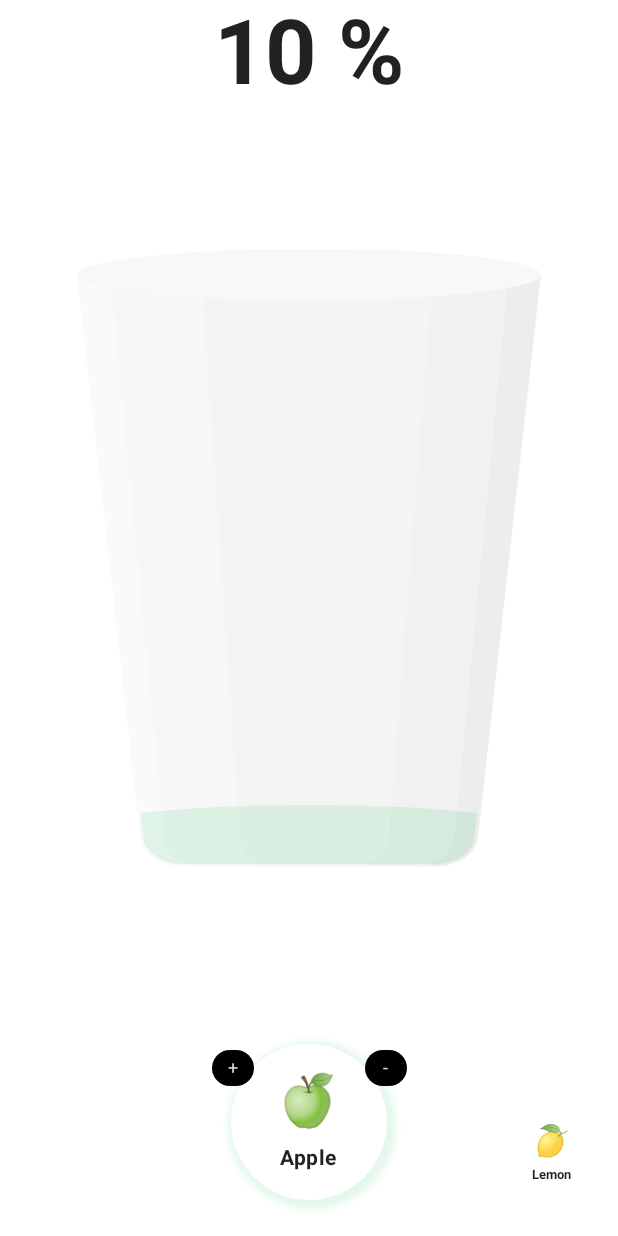
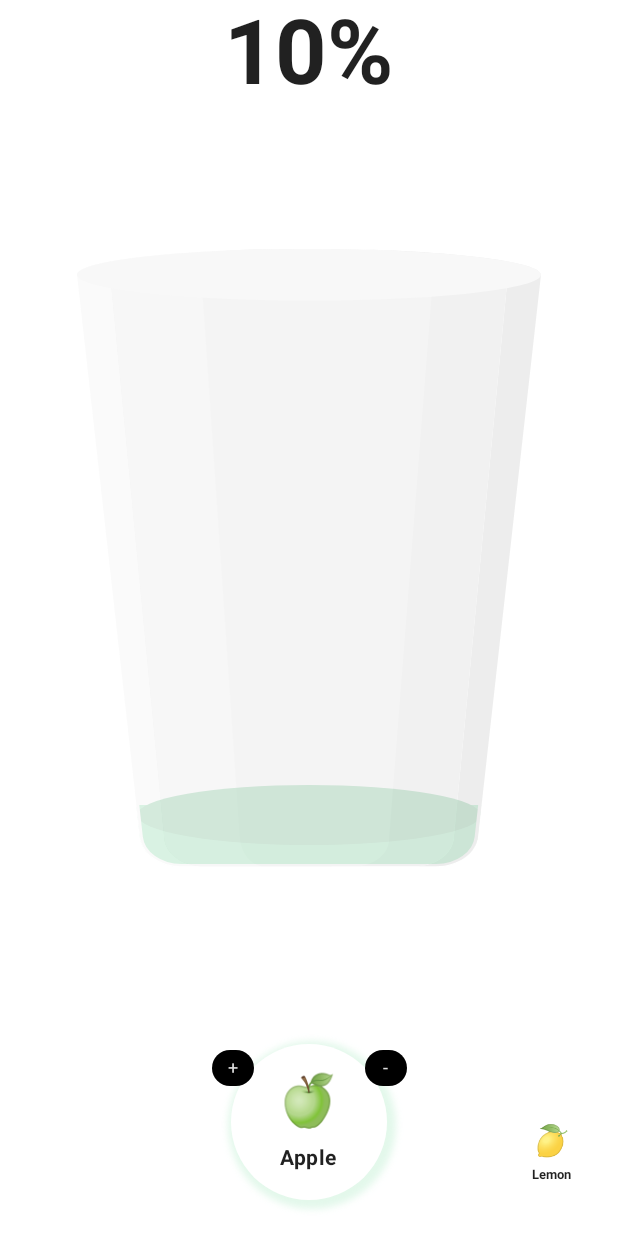
Before and after one commit to limbuserendipity/CustomJuiceCompose, an Android app built with Jetpack Compose: the screen it shows after launch (MainActivity), after a tap on "add +", on a phone screen of 412 x 824 dp. Run offline under Robolectric (Android 15) with nearby library versions, the phone set to English and light mode, and no system bars; 2 statements that could not run were skipped.

Commit message:
Change JuiceCup

```diff
--- a/app/src/main/java/net/limbuserendipity/customjuicecompose/MainActivity.kt
+++ b/app/src/main/java/net/limbuserendipity/customjuicecompose/MainActivity.kt
@@ -8,6 +8,7 @@ import androidx.compose.material.MaterialTheme
 import androidx.compose.material.Surface
 import androidx.compose.material.Text
 import androidx.compose.ui.Modifier
+import net.limbuserendipity.customjuicecompose.ui.screen.ClearPaperScreen
 import net.limbuserendipity.customjuicecompose.ui.screen.JuiceScreen
 import net.limbuserendipity.customjuicecompose.ui.theme.CustomJuiceComposeTheme
 
--- a/app/src/main/java/net/limbuserendipity/customjuicecompose/ui/component/AxtionItem.kt
+++ b/app/src/main/java/net/limbuserendipity/customjuicecompose/ui/component/ActionItem.kt
@@ -12,7 +12,6 @@ import androidx.compose.runtime.Composable
 import androidx.compose.ui.Alignment
 import androidx.compose.ui.Modifier
 import androidx.compose.ui.graphics.Color
-import androidx.compose.ui.graphics.RectangleShape
 import androidx.compose.ui.graphics.Shape
 import androidx.compose.ui.text.TextStyle
 import androidx.compose.ui.unit.Dp
--- a/app/src/main/java/net/limbuserendipity/customjuicecompose/ui/component/JuiceCup.kt
+++ b/app/src/main/java/net/limbuserendipity/customjuicecompose/ui/component/JuiceCup.kt
@@ -1,19 +1,17 @@
 package net.limbuserendipity.customjuicecompose.ui.component
 
-import androidx.compose.foundation.BorderStroke
-import androidx.compose.foundation.Image
-import androidx.compose.foundation.background
-import androidx.compose.foundation.border
+import androidx.compose.animation.core.animateDpAsState
+import androidx.compose.foundation.*
 import androidx.compose.foundation.layout.*
-import androidx.compose.runtime.Composable
+import androidx.compose.runtime.*
 import androidx.compose.ui.Alignment
 import androidx.compose.ui.Modifier
 import androidx.compose.ui.draw.clip
+import androidx.compose.ui.draw.drawBehind
+import androidx.compose.ui.geometry.Offset
 import androidx.compose.ui.geometry.Size
-import androidx.compose.ui.graphics.Brush
-import androidx.compose.ui.graphics.Color
-import androidx.compose.ui.graphics.Shape
-import androidx.compose.ui.graphics.SolidColor
+import androidx.compose.ui.graphics.*
+import androidx.compose.ui.graphics.drawscope.DrawScope
 import androidx.compose.ui.graphics.vector.ImageVector
 import androidx.compose.ui.layout.ContentScale
 import androidx.compose.ui.platform.LocalDensity
@@ -29,31 +27,33 @@ fun JuiceCup(
     imageShape: ImageVector,
     imageForeground: ImageVector,
     ingredients: List<Ingredient>,
+    onIngredientClick: (Ingredient) -> Unit,
     cupFullness: Float,
     modifier: Modifier = Modifier
-){
+) {
 
     BoxWithConstraints(
         contentAlignment = Alignment.Center,
         modifier = modifier
     ) {
 
-        val weight = maxWidth * 3 / 4
-        val height = weight / 3 * 4
+        val width = maxWidth * 3 / 4
+        val height = width / 3 * 4
 
         val shape = SvgShape(
             imageVector = imageShape,
-            shapeSize = size(weight, height),
+            shapeSize = size(width, height),
             imageVectorSize = Size(14f, 24f)
         )
 
         JuiceColumn(
             ingredients = ingredients,
+            onItemClick = onIngredientClick,
+            maxWeight = width,
             maxHeight = height,
             cupFullness = cupFullness,
-            shape = shape,
             modifier = Modifier
-                .size(weight, height)
+                .size(width, height)
                 .border(
                     BorderStroke(2.dp, Color.White), shape
                 )
@@ -65,7 +65,7 @@ fun JuiceCup(
             contentDescription = null,
             contentScale = ContentScale.FillBounds,
             alpha = 0.3f,
-            modifier = Modifier.size(weight, height)
+            modifier = Modifier.size(width, height)
         )
     }
 }
@@ -73,59 +73,79 @@ fun JuiceCup(
 @Composable
 fun JuiceColumn(
     ingredients: List<Ingredient>,
+    onItemClick: (Ingredient) -> Unit,
+    maxWeight: Dp,
     maxHeight: Dp,
     cupFullness: Float,
-    shape : Shape,
     modifier: Modifier = Modifier,
     density: Density = LocalDensity.current
 ) {
 
-    val voidSize = with(density) {
-        (maxHeight.toPx() - cupFullness * maxHeight.toPx()).toDp()
-    }
-
     Column(
+        verticalArrangement = Arrangement.Bottom,
+        horizontalAlignment = Alignment.Start,
         modifier = modifier
     ) {
 
-        Spacer(modifier = Modifier.size(voidSize))
+        ingredients
+            .filter { it.fullness > 0f }
+            .sortedBy { it.fullness }
+            .forEachIndexed { index, ingredient ->
 
-        var previousColor = Color.White
+                val ingredientHeight = with(density) {
+                    (ingredient.fullness * maxHeight.toPx()).toDp()
+                }
+                val animateHeight = animateDpAsState(targetValue = ingredientHeight)
 
-        ingredients.forEach { ingredient ->
+                JuiceItem(
+                    onClick = { onItemClick(ingredient) },
+                    modifier = Modifier
+                        .fillMaxWidth()
+                        .height(animateHeight.value)
+                        .background(ingredient.color, RectangleShape)
+                        .drawBehind {
+                            if (index == 0 && cupFullness != 1f) {
+                                val bottomWidth = with(density) {
+                                    maxWeight.toPx() * 12f / 14f
+                                }
+                                val desiredHeight = cupFullness * maxHeight.toPx()
+                                val widthRatio = (size.width - bottomWidth) / (maxHeight.toPx())
+                                val lineWidth = bottomWidth + (desiredHeight * widthRatio)
 
-            val ingredientHeight = with(density) {
-                (ingredient.fullness * maxHeight.toPx()).toDp()
+                                drawTopOval(
+                                    color = lerp(ingredient.color, Color.Gray, 0.1f),
+                                    width = lineWidth
+                                )
+                            }
+                        }
+                )
             }
-
-            val gradientColor = Brush.verticalGradient(listOf(previousColor, ingredient.color))
-
-            JuiceItem(
-                color = SolidColor(ingredient.color.copy(alpha = 0.8f)),
-                shape = shape,
-                height = ingredientHeight,
-                modifier = Modifier.fillMaxWidth()
-            )
-
-            previousColor = ingredient.color
-
-        }
-
     }
 }
 
 @Composable
 fun JuiceItem(
-    color: Brush,
-    shape : Shape,
-    height: Dp,
+    onClick: () -> Unit,
     modifier: Modifier = Modifier
 ) {
-
     Box(
         modifier = modifier
-            .height(height)
-            .background(color, shape)
+            .clickable(onClick = onClick)
     )
+}
 
+fun DrawScope.drawTopOval(
+    color: Color,
+    width: Float
+) {
+    val paint = Paint()
+    paint.color = color
+    paint.style = PaintingStyle.Fill
+    drawContext.canvas.drawOval(
+        left = size.width - width,
+        top = 40f,
+        right = width,
+        bottom = -20f,
+        paint = paint
+    )
 }
--- a/app/src/main/java/net/limbuserendipity/customjuicecompose/ui/model/Ingredient.kt
+++ b/app/src/main/java/net/limbuserendipity/customjuicecompose/ui/model/Ingredient.kt
@@ -1,10 +1,12 @@
 package net.limbuserendipity.customjuicecompose.ui.model
 
+import androidx.annotation.FloatRange
 import androidx.compose.ui.graphics.Color
 
 data class Ingredient(
     val name : String,
     val emoji : String,
     val color : Color,
+    @FloatRange(0.0,1.0)
     var fullness : Float = 0f
 )
--- a/app/src/main/java/net/limbuserendipity/customjuicecompose/ui/screen/JuiceScreen.kt
+++ b/app/src/main/java/net/limbuserendipity/customjuicecompose/ui/screen/JuiceScreen.kt
@@ -1,8 +1,11 @@
 package net.limbuserendipity.customjuicecompose.ui.screen
 
 import android.annotation.SuppressLint
+import androidx.compose.animation.core.animateFloatAsState
 import androidx.compose.foundation.*
 import androidx.compose.foundation.layout.*
+import androidx.compose.foundation.pager.PagerState
+import androidx.compose.foundation.pager.rememberPagerState
 import androidx.compose.material.MaterialTheme
 import androidx.compose.material.Scaffold
 import androidx.compose.material.Text
@@ -12,10 +15,15 @@ import androidx.compose.ui.graphics.vector.ImageVector
 import androidx.compose.ui.res.vectorResource
 import androidx.compose.ui.text.font.FontWeight
 import androidx.compose.ui.unit.dp
+import kotlinx.coroutines.launch
 import net.limbuserendipity.customjuicecompose.R
 import net.limbuserendipity.customjuicecompose.ui.component.IngredientPager
 import net.limbuserendipity.customjuicecompose.ui.component.JuiceCup
+import net.limbuserendipity.customjuicecompose.ui.model.Ingredient
 import net.limbuserendipity.customjuicecompose.util.ingredientList
+import net.limbuserendipity.customjuicecompose.util.round
+import net.limbuserendipity.customjuicecompose.util.swap
+import java.util.LinkedList
 import kotlin.math.roundToInt
 
 @OptIn(ExperimentalFoundationApi::class)
@@ -31,8 +39,13 @@ fun JuiceScreen(
     val cupFullness: Float = ingredients.sumOf { it.fullness.toDouble() }.toFloat()
         .coerceIn(0f..1f)
 
-    val isFull = cupFullness >= 1f
-    val juiceOz = 0.10f
+    val animateFullness = animateFloatAsState(targetValue = cupFullness)
+
+    val isFull = cupFullness == 1f
+    val juiceOz = 0.1f
+
+    val pagerState: PagerState = rememberPagerState()
+    val coroutine = rememberCoroutineScope()
 
     Scaffold(
         topBar = {
@@ -41,7 +54,7 @@ fun JuiceScreen(
                 modifier = Modifier.fillMaxWidth()
             ) {
                 Text(
-                    text = "${(cupFullness * 100f).roundToInt()} %",
+                    text = "${(animateFullness.value * 100f).roundToInt()}%",
                     fontWeight = FontWeight.Bold,
                     style = MaterialTheme.typography.h2
                 )
@@ -51,14 +64,17 @@ fun JuiceScreen(
             IngredientPager(
                 ingredients = ingredients,
                 onItemAddClick = { index, item ->
-                    ingredients[index] =
-                        item.copy(fullness = (item.fullness + juiceOz).coerceIn(0f..1f))
+                    val fullness = if(item.fullness + juiceOz > 1f) 1f
+                    else item.fullness + juiceOz
+                    ingredients[index] = item.copy(fullness = fullness.round())
                 },
                 onItemRemoveClick = { index, item ->
-                    ingredients[index] =
-                        item.copy(fullness = (item.fullness - juiceOz).coerceIn(0f..1f))
+                    val fullness = if(item.fullness - juiceOz < 0f) 0f
+                    else item.fullness - juiceOz
+                    ingredients[index] = item.copy(fullness = fullness.round())
                 },
                 isFull = isFull,
+                pagerState = pagerState,
                 modifier = Modifier
                     .padding(top = 16.dp, bottom = 16.dp)
                     .fillMaxWidth()
@@ -71,6 +87,11 @@ fun JuiceScreen(
             imageShape = iconShape,
             imageForeground = iconForeground,
             ingredients = ingredients,
+            onIngredientClick = { ingredient ->
+                coroutine.launch {
+                    pagerState.animateScrollToPage(ingredients.indexOf(ingredient))
+                }
+            },
             cupFullness = cupFullness,
             modifier = Modifier
                 .fillMaxSize()
--- a/app/src/main/java/net/limbuserendipity/customjuicecompose/util/Extensions.kt
+++ b/app/src/main/java/net/limbuserendipity/customjuicecompose/util/Extensions.kt
@@ -11,7 +11,7 @@ import androidx.compose.ui.graphics.toArgb
 import androidx.compose.ui.unit.Dp
 import androidx.compose.ui.unit.dp
 
-fun MutableList<Any?>.swap(
+fun <T> MutableList<T>.swap(
     index1: Int,
     index2: Int
 ) {
@@ -19,6 +19,8 @@ fun MutableList<Any?>.swap(
     this[index1] = this[index2]
     this[index2] = temp
 }
+
+fun Float.round() : Float = ((this * 10).toInt()).toFloat() / 10
 
 @SuppressLint("UnnecessaryComposedModifier")
 fun Modifier.coloredShadow(
```
